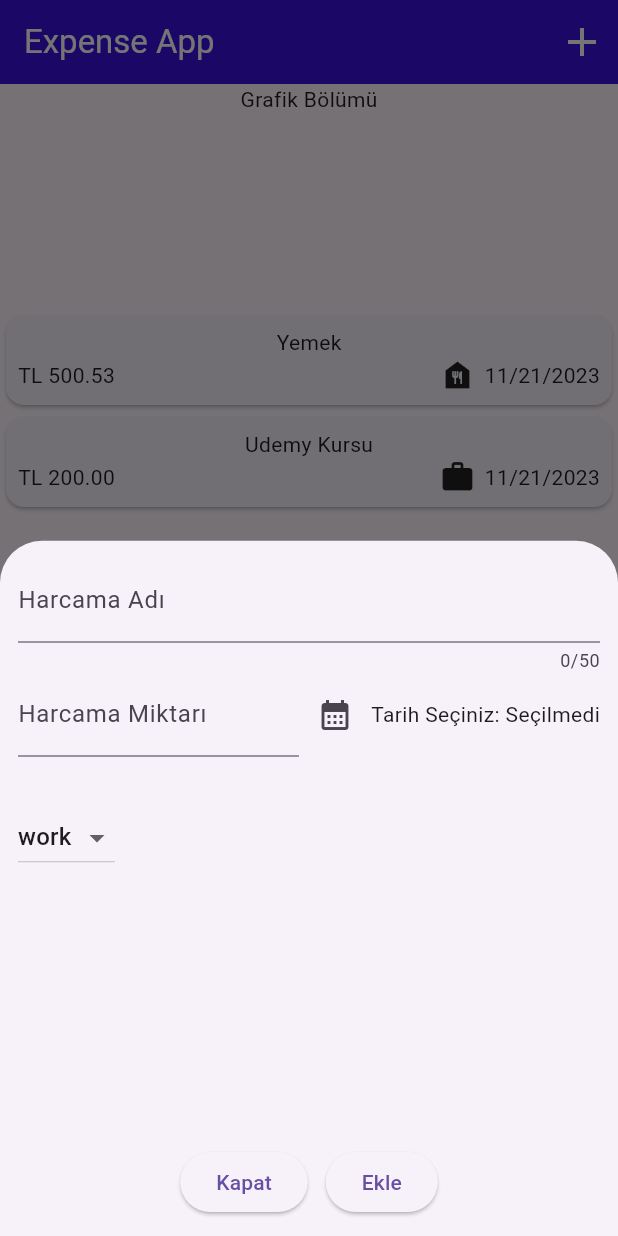
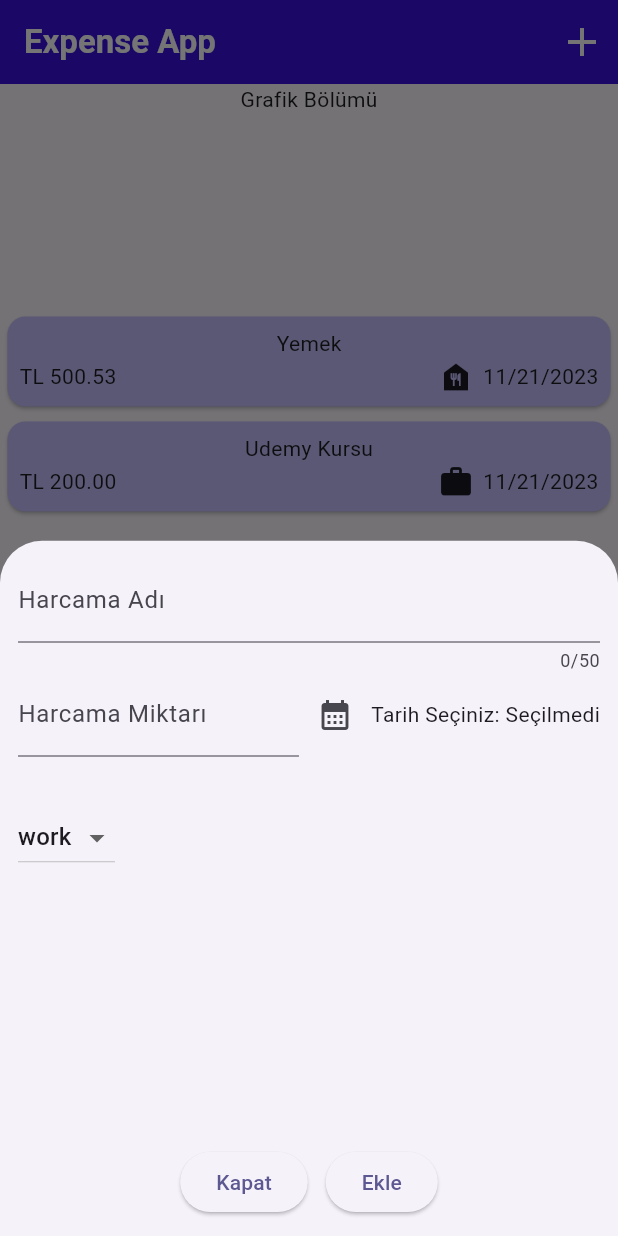
Before and after one commit to yurtkurane/flutter, a Flutter app: the screen it shows after launch, after a tap on the "add" icon, on a phone screen of 412 x 824 dp. Run offline on Flutter 3.47's test engine with Material 3 defaults, Android fonts, the phone set to English and light mode, and no system bars; Roboto replaces fonts that are missing (Helvetica).

```diff
--- a/expenseapp/lib/main.dart
+++ b/expenseapp/lib/main.dart
@@ -1,7 +1,25 @@
 import 'package:expenseapp/pages/main_page.dart';
 import 'package:flutter/material.dart';
 
+ColorScheme colorScheme1 = ColorScheme.fromSeed(seedColor: Color.fromARGB(255, 59, 18, 222));
+
+
+
 void main() {
   runApp(MaterialApp(
-      theme: ThemeData(useMaterial3: true), home: const MainPage()));
+
+      theme: ThemeData(
+         useMaterial3: true,
+         colorScheme: colorScheme1,
+         cardTheme: CardTheme(color: colorScheme1.inversePrimary,margin: const EdgeInsets.all(5)),
+         fontFamily: 'Helvetica',
+         textTheme: ThemeData().textTheme.copyWith(
+          titleLarge: const TextStyle(fontWeight: FontWeight.bold),
+          bodyMedium: const TextStyle(fontWeight: FontWeight.normal)),
+        ),
+
+
+      home: const MainPage()
+      )
+    );
 }
--- a/expenseapp/lib/pages/expenses_pages.dart
+++ b/expenseapp/lib/pages/expenses_pages.dart
@@ -1,8 +1,8 @@
-
 
 import 'package:expenseapp/models/expense.dart';
 import 'package:expenseapp/widget/expense_item.dart';
 import 'package:flutter/material.dart';
+
 
 
 class ExpensesPage extends StatefulWidget {
@@ -15,12 +15,12 @@ class ExpensesPage extends StatefulWidget {
 }
 
 class _ExpensesPageState extends State<ExpensesPage> {
-
+    List<Expense> _removedExpenses = [];
 
   @override
   Widget build(BuildContext context) {
-    return Center(
-      child: Column(mainAxisAlignment: MainAxisAlignment.center, children: [
+    return Scaffold(
+      body: Column(mainAxisAlignment: MainAxisAlignment.center, children: [
         const SizedBox(
           height: 150,
           child: Text("Grafik Bölümü"),
@@ -33,20 +33,44 @@ class _ExpensesPageState extends State<ExpensesPage> {
                 key: ValueKey(widget.expenses[index]),
                 child: ExpenseItem(widget.expenses[index]),
                 onDismissed: (direction){
-                  if(direction== DismissDirection.startToEnd){
+                  if(direction == DismissDirection.endToStart){
+                      setState(() {
+                        _removedExpenses.add(widget.expenses[index]);
+                      });
 
+                      ScaffoldMessenger.of(context).showSnackBar(
+                        SnackBar(
+                          content: const Text('Harcama bilgisi silindi'),
+                          action: SnackBarAction(
+                            label: 'Geri Al',
+                            onPressed: () {
+                              _undoRemove();
+                            },
+                          ),
+                        ),
+                      );
                   }
-                  print(direction);
                 widget.onRemove(widget.expenses[index]);
                 },
                 );
               }),
         ),
-        const SizedBox(
-          height: 150,
-          child: Text("Burası bottom bar."),
-        )
       ]),
     );
   }
+    void _undoRemove() {
+    if (_removedExpenses.isNotEmpty) {
+      Expense lastRemovedExpense = _removedExpenses.removeLast();
+
+      setState(() {
+        widget.expenses.add(lastRemovedExpense);
+      });
+
+      ScaffoldMessenger.of(context).showSnackBar(
+        const SnackBar(
+          content: Text('Veri geri alındı'),
+        ),
+      );
+    }
+  }
 }
```
